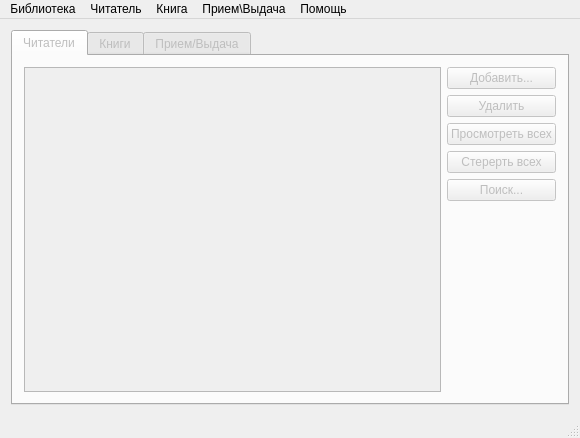
AaccrraA/Library, file Library_db/mainwindow.ui: the form before one commit.
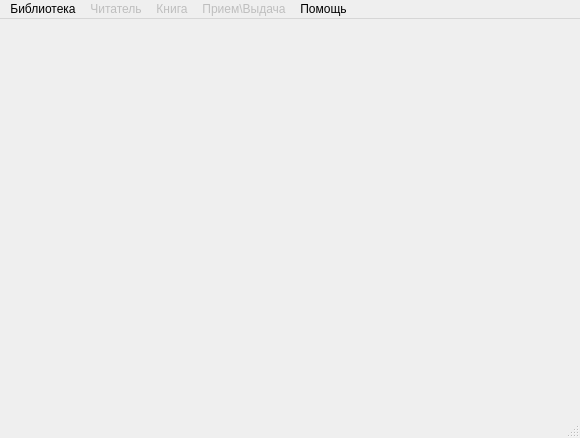
The form after the commit.

```diff
--- a/Library_db/mainwindow.ui
+++ b/Library_db/mainwindow.ui
@@ -14,205 +14,15 @@
    <string>MainWindow</string>
   </property>
   <widget class="QWidget" name="centralWidget">
-   <layout class="QHBoxLayout" name="horizontalLayout_4">
-    <item>
-     <widget class="QTabWidget" name="tabWidget">
-      <property name="enabled">
-       <bool>false</bool>
-      </property>
-      <property name="sizePolicy">
-       <sizepolicy hsizetype="Expanding" vsizetype="Expanding">
-        <horstretch>0</horstretch>
-        <verstretch>0</verstretch>
-       </sizepolicy>
-      </property>
-      <property name="maximumSize">
-       <size>
-        <width>16777215</width>
-        <height>16777215</height>
-       </size>
-      </property>
-      <property name="currentIndex">
-       <number>0</number>
-      </property>
-      <widget class="QWidget" name="reader_tab">
-       <attribute name="title">
-        <string>Читатели</string>
-       </attribute>
-       <layout class="QHBoxLayout" name="horizontalLayout">
-        <item>
-         <widget class="QTableWidget" name="reader_tableWidget"/>
-        </item>
-        <item>
-         <layout class="QVBoxLayout" name="verticalLayout">
-          <item>
-           <widget class="QPushButton" name="pushButton_2">
-            <property name="text">
-             <string>Добавить...</string>
-            </property>
-           </widget>
-          </item>
-          <item>
-           <widget class="QPushButton" name="pushButton">
-            <property name="text">
-             <string>Удалить</string>
-            </property>
-           </widget>
-          </item>
-          <item>
-           <widget class="QPushButton" name="pushButton_7">
-            <property name="text">
-             <string>Просмотреть всех</string>
-            </property>
-           </widget>
-          </item>
-          <item>
-           <widget class="QPushButton" name="pushButton_9">
-            <property name="text">
-             <string>Стерерть всех</string>
-            </property>
-           </widget>
-          </item>
-          <item>
-           <widget class="QPushButton" name="pushButton_10">
-            <property name="text">
-             <string>Поиск...</string>
-            </property>
-           </widget>
-          </item>
-          <item>
-           <spacer name="verticalSpacer">
-            <property name="orientation">
-             <enum>Qt::Vertical</enum>
-            </property>
-            <property name="sizeHint" stdset="0">
-             <size>
-              <width>20</width>
-              <height>40</height>
-             </size>
-            </property>
-           </spacer>
-          </item>
-         </layout>
-        </item>
-       </layout>
-      </widget>
-      <widget class="QWidget" name="book_tab">
-       <attribute name="title">
-        <string>Книги</string>
-       </attribute>
-       <layout class="QHBoxLayout" name="horizontalLayout_2">
-        <item>
-         <widget class="QTableWidget" name="book_tableWidget"/>
-        </item>
-        <item>
-         <layout class="QVBoxLayout" name="verticalLayout_4">
-          <item>
-           <widget class="QPushButton" name="pushButton_11">
-            <property name="text">
-             <string>Добавить...</string>
-            </property>
-           </widget>
-          </item>
-          <item>
-           <widget class="QPushButton" name="pushButton_12">
-            <property name="text">
-             <string>Удалить</string>
-            </property>
-           </widget>
-          </item>
-          <item>
-           <widget class="QPushButton" name="pushButton_13">
-            <property name="text">
-             <string>Просмотреть всех</string>
-            </property>
-           </widget>
-          </item>
-          <item>
-           <widget class="QPushButton" name="pushButton_14">
-            <property name="text">
-             <string>Стерерть всех</string>
-            </property>
-           </widget>
-          </item>
-          <item>
-           <widget class="QPushButton" name="pushButton_15">
-            <property name="text">
-             <string>Поиск...</string>
-            </property>
-           </widget>
-          </item>
-          <item>
-           <spacer name="verticalSpacer_4">
-            <property name="orientation">
-             <enum>Qt::Vertical</enum>
-            </property>
-            <property name="sizeHint" stdset="0">
-             <size>
-              <width>20</width>
-              <height>40</height>
-             </size>
-            </property>
-           </spacer>
-          </item>
-         </layout>
-        </item>
-       </layout>
-      </widget>
-      <widget class="QWidget" name="ioinfo_tab">
-       <attribute name="title">
-        <string>Прием/Выдача</string>
-       </attribute>
-       <layout class="QHBoxLayout" name="horizontalLayout_3">
-        <item>
-         <widget class="QTableWidget" name="ioinfo_tableWidget"/>
-        </item>
-        <item>
-         <layout class="QVBoxLayout" name="verticalLayout_3">
-          <item>
-           <widget class="QPushButton" name="pushButton_5">
-            <property name="text">
-             <string>Принять книгу</string>
-            </property>
-           </widget>
-          </item>
-          <item>
-           <widget class="QPushButton" name="pushButton_6">
-            <property name="text">
-             <string>Выдать книгу</string>
-            </property>
-           </widget>
-          </item>
-          <item>
-           <spacer name="verticalSpacer_3">
-            <property name="orientation">
-             <enum>Qt::Vertical</enum>
-            </property>
-            <property name="sizeHint" stdset="0">
-             <size>
-              <width>20</width>
-              <height>40</height>
-             </size>
-            </property>
-           </spacer>
-          </item>
-         </layout>
-        </item>
-       </layout>
-       <zorder>ioinfo_tableWidget</zorder>
-       <zorder>pushButton_5</zorder>
-       <zorder>lineEdit_3</zorder>
-       <zorder>verticalSpacer_3</zorder>
-       <zorder>label_3</zorder>
-       <zorder>pushButton_6</zorder>
-       <zorder>label_3</zorder>
-       <zorder>lineEdit_3</zorder>
-      </widget>
-     </widget>
-    </item>
-   </layout>
+   <property name="enabled">
+    <bool>true</bool>
+   </property>
+   <layout class="QHBoxLayout" name="horizontalLayout_4"/>
   </widget>
   <widget class="QMenuBar" name="menuBar">
+   <property name="enabled">
+    <bool>true</bool>
+   </property>
    <property name="geometry">
     <rect>
      <x>0</x>
@@ -235,6 +45,9 @@
     <addaction name="quit_library_action"/>
    </widget>
    <widget class="QMenu" name="reader_menu">
+    <property name="enabled">
+     <bool>false</bool>
+    </property>
     <property name="title">
      <string>Читатель</string>
     </property>
@@ -247,6 +60,9 @@
     <addaction name="search_reader_action"/>
    </widget>
    <widget class="QMenu" name="book_menu">
+    <property name="enabled">
+     <bool>false</bool>
+    </property>
     <property name="title">
      <string>Книга</string>
     </property>
@@ -258,7 +74,10 @@
     <addaction name="separator"/>
     <addaction name="search_book_action"/>
    </widget>
-   <widget class="QMenu" name="ioinfo_menu">
+   <widget class="QMenu" name="iobooksinfo_menu">
+    <property name="enabled">
+     <bool>false</bool>
+    </property>
     <property name="title">
      <string>Прием\Выдача</string>
     </property>
@@ -276,7 +95,7 @@
    <addaction name="library_menu"/>
    <addaction name="reader_menu"/>
    <addaction name="book_menu"/>
-   <addaction name="ioinfo_menu"/>
+   <addaction name="iobooksinfo_menu"/>
    <addaction name="help_menu"/>
   </widget>
   <widget class="QStatusBar" name="statusBar"/>
```
Left out of the diff: 24 changed lines with no effect on the pictures.
